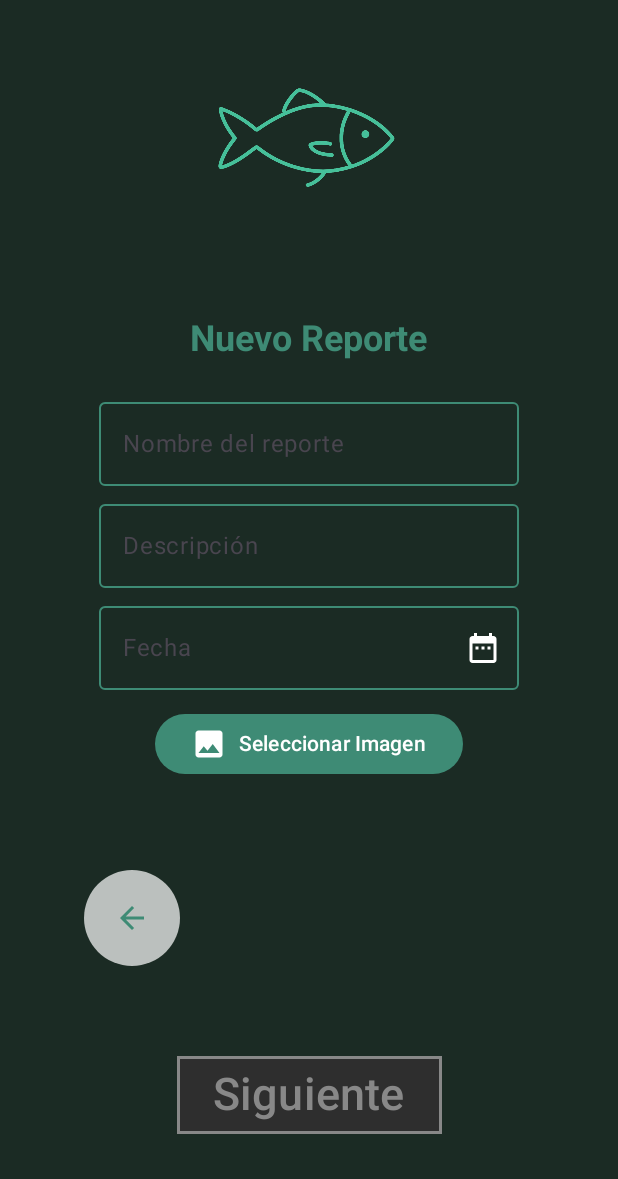
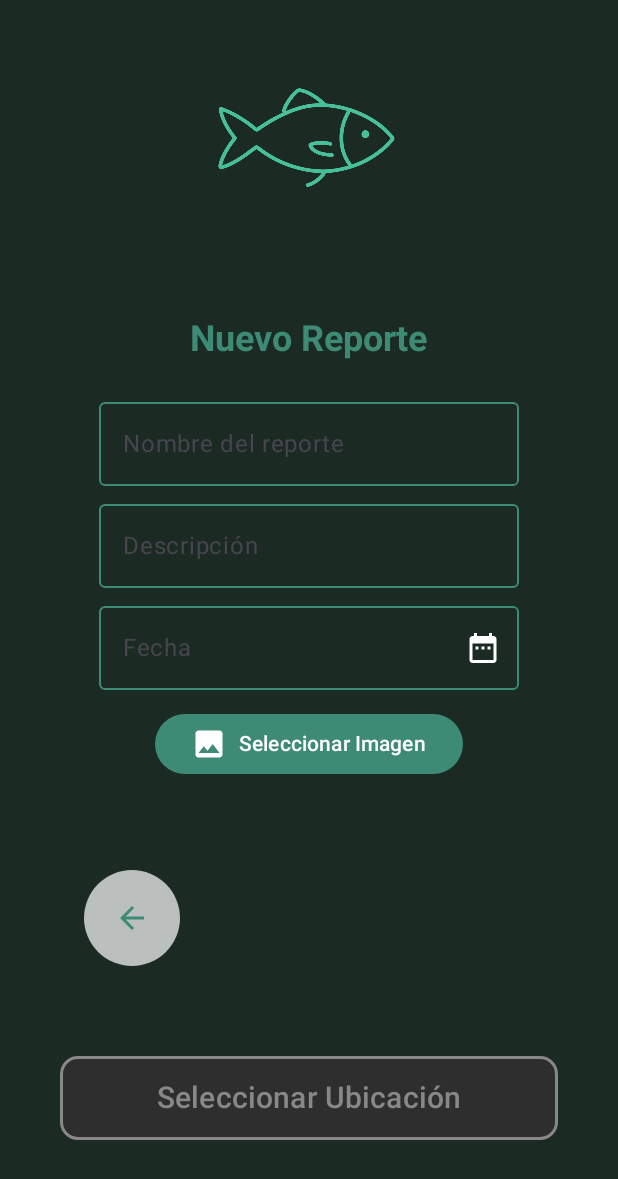
Before and after one commit to FrancoDeMarco/ProyectoPesca2025, an Android app built with Jetpack Compose: the CrearReporteScreen screen opened through its navigation route, on a phone screen of 412 x 824 dp. Shown: the top 1179 px of the screen. Run offline under Robolectric (Android 15) with nearby library versions, the phone set to English and light mode, and no system bars; our stand-ins replace Firebase (no records; nobody signed in at launch, a user with empty details on screens opened directly), Room's generated code, livedata-compose.

Commit message:
Ahora hay un botón Seleccionar Ubicación en el CrearReporteScreen.kt

```diff
--- a/app/src/main/java/unpsjb/tnt/appdepesca/reportes/CrearReporteScreen.kt
+++ b/app/src/main/java/unpsjb/tnt/appdepesca/reportes/CrearReporteScreen.kt
@@ -5,6 +5,7 @@ import android.app.DatePickerDialog
 import android.net.Uri
 import androidx.activity.compose.rememberLauncherForActivityResult
 import androidx.activity.result.contract.ActivityResultContracts
+import androidx.compose.foundation.BorderStroke
 import androidx.compose.foundation.background
 import androidx.compose.foundation.layout.*
 import androidx.compose.material.icons.Icons
@@ -31,7 +32,6 @@ import unpsjb.tnt.appdepesca.login.HeaderImage
 import java.util.Calendar
 import kotlin.Boolean
 import androidx.compose.foundation.Image
-import androidx.compose.foundation.border
 import androidx.compose.foundation.rememberScrollState
 import androidx.compose.foundation.shape.CircleShape
 import androidx.compose.foundation.shape.RoundedCornerShape
@@ -39,7 +39,6 @@ import androidx.compose.foundation.verticalScroll
 import androidx.compose.material.icons.automirrored.filled.ArrowBack
 import androidx.compose.material.icons.filled.Photo
 import androidx.compose.ui.draw.clip
-import androidx.compose.ui.graphics.RectangleShape
 import androidx.compose.ui.layout.ContentScale
 import coil.compose.rememberAsyncImagePainter
 
@@ -291,22 +290,21 @@ fun SiguienteCrear(
         onClick = { navController.navigate("seleccionar_ubicacion_crear") },
         enabled = enabled,
         modifier = modifier
-            .border(
-                width = 2.dp,               // grosor del borde
-                //color = Color(0xFF3E8B75),  // color del borde
-                color = if (enabled) Color(0xFF3E8B75) else Color.Gray,
-                shape = RectangleShape      // importante: que coincida con el shape del botón
-            ),
+            .fillMaxWidth()
+            .padding(horizontal = 24.dp)
+            .height(56.dp),
         colors = ButtonDefaults.buttonColors(
-            containerColor = if (enabled) Color(0xFF1B2B24) else Color (0xFF2E2E2E),
+            containerColor = if (enabled) Color(0xFF3E8B75) else Color (0xFF2E2E2E),
+            contentColor = Color.White,
             disabledContainerColor = Color(0xFF2E2E2E),
             disabledContentColor = Color.Gray
         ),
-        shape = RectangleShape  //esto lo hace cuadrado
+        shape = RoundedCornerShape(12.dp),
+        border = if (!enabled) BorderStroke(2.dp, Color.Gray) else null
     ) {
         Text(
-            text = "Siguiente",
-            fontSize = 30.sp // tamaño
+            text = "Seleccionar Ubicación",
+            fontSize = 20.sp // tamaño
         )
     }
 }
```
